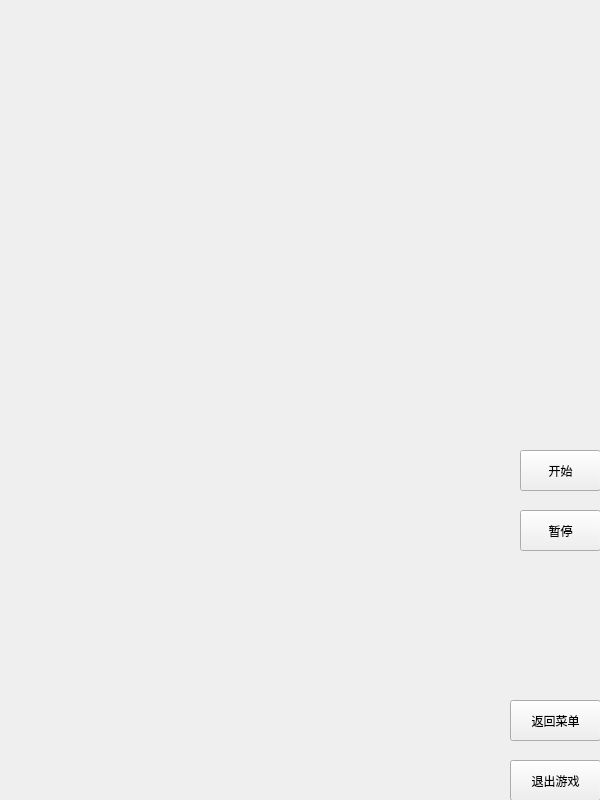
This is Tetris/cboard_single.ui in Aurora-glint/Tetris as Qt 5 draws it before an edit. The edited form follows.
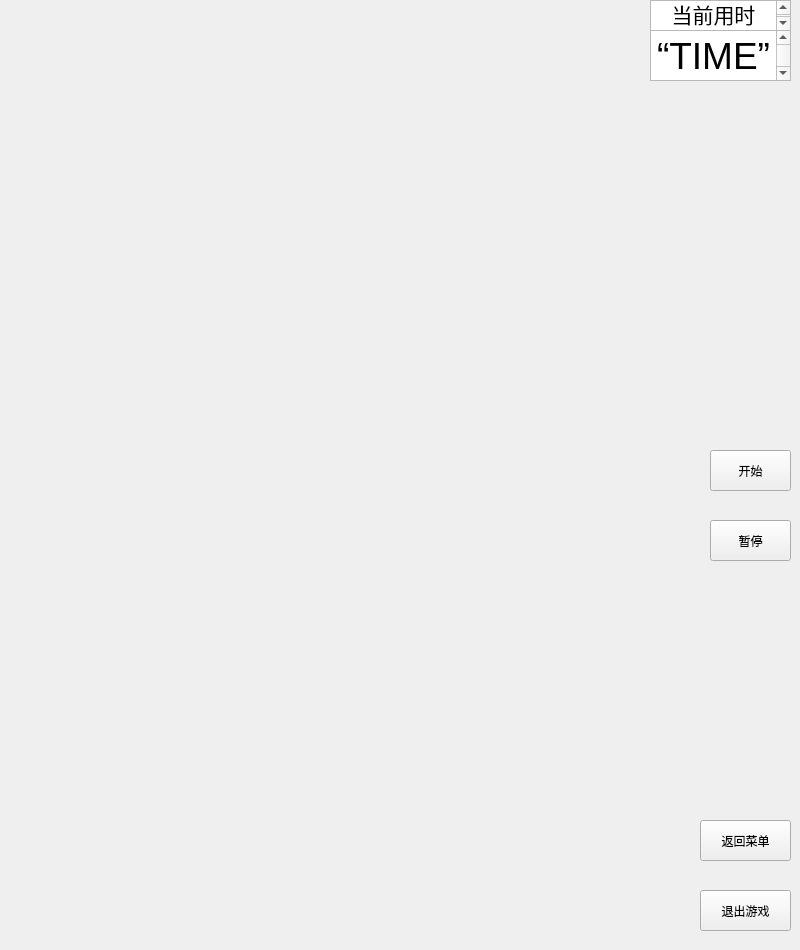
This is the edited form. Icons and pictures are not drawn.

The edit to the form file:
```diff
--- a/Tetris/cboard_single.ui
+++ b/Tetris/cboard_single.ui
@@ -6,8 +6,8 @@
    <rect>
     <x>0</x>
     <y>0</y>
-    <width>600</width>
-    <height>800</height>
+    <width>800</width>
+    <height>950</height>
    </rect>
   </property>
   <property name="windowTitle">
@@ -16,8 +16,8 @@
   <widget class="QPushButton" name="back_menu_button">
    <property name="geometry">
     <rect>
-     <x>510</x>
-     <y>700</y>
+     <x>700</x>
+     <y>820</y>
      <width>91</width>
      <height>41</height>
     </rect>
@@ -29,8 +29,8 @@
   <widget class="QPushButton" name="quit_game">
    <property name="geometry">
     <rect>
-     <x>510</x>
-     <y>760</y>
+     <x>700</x>
+     <y>890</y>
      <width>91</width>
      <height>41</height>
     </rect>
@@ -42,7 +42,7 @@
   <widget class="QPushButton" name="start_button">
    <property name="geometry">
     <rect>
-     <x>520</x>
+     <x>710</x>
      <y>450</y>
      <width>81</width>
      <height>41</height>
@@ -55,8 +55,8 @@
   <widget class="QPushButton" name="pause_button">
    <property name="geometry">
     <rect>
-     <x>520</x>
-     <y>510</y>
+     <x>710</x>
+     <y>520</y>
      <width>81</width>
      <height>41</height>
     </rect>
@@ -65,6 +65,62 @@
     <string>暂停</string>
    </property>
   </widget>
+  <widget class="QTextBrowser" name="textBrowser">
+   <property name="geometry">
+    <rect>
+     <x>650</x>
+     <y>0</y>
+     <width>141</width>
+     <height>31</height>
+    </rect>
+   </property>
+   <property name="html">
+    <string>&lt;!DOCTYPE HTML PUBLIC &quot;-//W3C//DTD HTML 4.0//EN&quot; &quot;http://www.w3.org/TR/REC-html40/strict.dtd&quot;&gt;
+&lt;html&gt;&lt;head&gt;&lt;meta name=&quot;qrichtext&quot; content=&quot;1&quot; /&gt;&lt;meta charset=&quot;utf-8&quot; /&gt;&lt;style type=&quot;text/css&quot;&gt;
+p, li { white-space: pre-wrap; }
+hr { height: 1px; border-width: 0; }
+li.unchecked::marker { content: &quot;\2610&quot;; }
+li.checked::marker { content: &quot;\2612&quot;; }
+&lt;/style&gt;&lt;/head&gt;&lt;body style=&quot; font-family:'Microsoft YaHei UI'; font-size:9pt; font-weight:400; font-style:normal;&quot;&gt;
+&lt;p align=&quot;center&quot; style=&quot; margin-top:0px; margin-bottom:0px; margin-left:0px; margin-right:0px; -qt-block-indent:0; text-indent:0px;&quot;&gt;&lt;span style=&quot; font-size:16pt;&quot;&gt;当前用时&lt;/span&gt;&lt;/p&gt;&lt;/body&gt;&lt;/html&gt;</string>
+   </property>
+  </widget>
+  <widget class="QFrame" name="frame_game">
+   <property name="geometry">
+    <rect>
+     <x>140</x>
+     <y>80</y>
+     <width>450</width>
+     <height>750</height>
+    </rect>
+   </property>
+   <property name="autoFillBackground">
+    <bool>false</bool>
+   </property>
+   <property name="styleSheet">
+    <string notr="true">image: url(:/image/NWAFU_bg.png);</string>
+   </property>
+  </widget>
+  <widget class="QTextBrowser" name="textBrowser_2">
+   <property name="geometry">
+    <rect>
+     <x>650</x>
+     <y>30</y>
+     <width>141</width>
+     <height>51</height>
+    </rect>
+   </property>
+   <property name="html">
+    <string>&lt;!DOCTYPE HTML PUBLIC &quot;-//W3C//DTD HTML 4.0//EN&quot; &quot;http://www.w3.org/TR/REC-html40/strict.dtd&quot;&gt;
+&lt;html&gt;&lt;head&gt;&lt;meta name=&quot;qrichtext&quot; content=&quot;1&quot; /&gt;&lt;meta charset=&quot;utf-8&quot; /&gt;&lt;style type=&quot;text/css&quot;&gt;
+p, li { white-space: pre-wrap; }
+hr { height: 1px; border-width: 0; }
+li.unchecked::marker { content: &quot;\2610&quot;; }
+li.checked::marker { content: &quot;\2612&quot;; }
+&lt;/style&gt;&lt;/head&gt;&lt;body style=&quot; font-family:'Microsoft YaHei UI'; font-size:9pt; font-weight:400; font-style:normal;&quot;&gt;
+&lt;p align=&quot;center&quot; style=&quot; margin-top:0px; margin-bottom:0px; margin-left:0px; margin-right:0px; -qt-block-indent:0; text-indent:0px;&quot;&gt;&lt;span style=&quot; font-size:28pt;&quot;&gt;“TIME”&lt;/span&gt;&lt;/p&gt;&lt;/body&gt;&lt;/html&gt;</string>
+   </property>
+  </widget>
  </widget>
  <resources/>
  <connections/>
```
